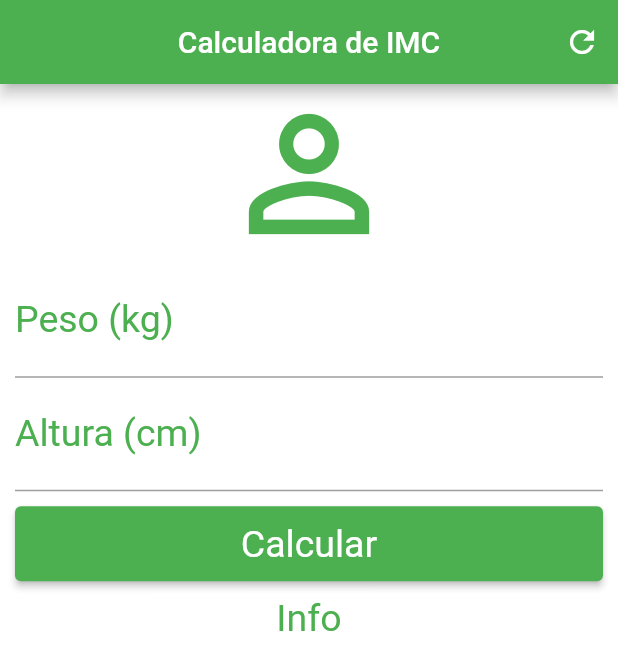
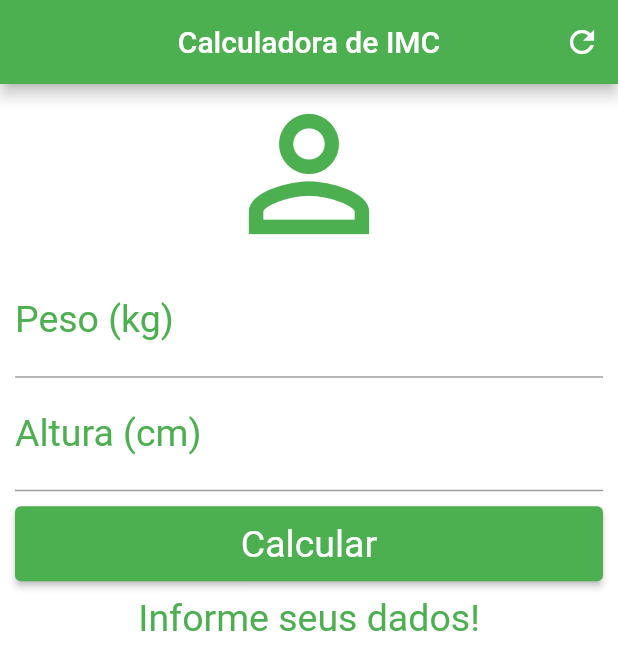
Before and after one commit to William-Souza-dev/Calculadora-IMC, a Flutter app: the screen it shows after launch, after a tap on the "refresh" icon, on a phone screen of 412 x 824 dp. Shown: the top 670 px of the screen. Run offline on Flutter 3.47's test engine with Material 2 defaults, Android fonts, the phone set to English and light mode, and no system bars.

Commit message:
Colocando as Funções dos Botões

```diff
--- a/calculadora_imc/lib/main.dart
+++ b/calculadora_imc/lib/main.dart
@@ -3,19 +3,30 @@ import 'dart:ui';
 import 'package:flutter/material.dart';
 
 void main() {
-  runApp(const MaterialApp(
+  runApp(MaterialApp(
     home: Home(),
   ));
 }
 
 class Home extends StatefulWidget {
-  const Home({Key? key}) : super(key: key);
+  Home({Key? key}) : super(key: key);
 
   @override
   State<Home> createState() => _HomeState();
 }
 
 class _HomeState extends State<Home> {
+  TextEditingController pesoController = TextEditingController();
+  TextEditingController alturaController = TextEditingController();
+
+  String _infoText = "Informe seus dados!";
+
+  void _resetar() {
+    pesoController.text = "";
+    alturaController.text = "";
+    _infoText = "Informe seus dados!";
+  }
+
   @override
   Widget build(BuildContext context) {
     return Scaffold(
@@ -25,7 +36,7 @@ class _HomeState extends State<Home> {
         backgroundColor: Colors.green,
         actions: [
           IconButton(
-            onPressed: () {},
+            onPressed: _resetar,
             icon: const Icon(Icons.refresh),
           )
         ],
@@ -37,23 +48,25 @@ class _HomeState extends State<Home> {
           crossAxisAlignment: CrossAxisAlignment.stretch,
           children: [
             const Icon(Icons.person_outline, size: 120.0, color: Colors.green),
-            const TextField(
+            TextField(
               keyboardType: TextInputType.number,
-              decoration: InputDecoration(
+              decoration: const InputDecoration(
                 labelText: "Peso (kg)",
                 labelStyle: TextStyle(color: Colors.green),
               ),
               textAlign: TextAlign.center,
-              style: TextStyle(color: Colors.green, fontSize: 25.0),
+              style: const TextStyle(color: Colors.green, fontSize: 25.0),
+              controller: pesoController,
             ),
-            const TextField(
+            TextField(
               keyboardType: TextInputType.number,
-              decoration: InputDecoration(
+              decoration: const InputDecoration(
                 labelText: "Altura (cm)",
                 labelStyle: TextStyle(color: Colors.green),
               ),
               textAlign: TextAlign.center,
-              style: TextStyle(color: Colors.green, fontSize: 25.0),
+              style: const TextStyle(color: Colors.green, fontSize: 25.0),
+              controller: alturaController,
             ),
             Padding(
               padding: const EdgeInsets.only(top: 10, bottom: 10),
@@ -72,8 +85,8 @@ class _HomeState extends State<Home> {
                 ),
               ),
             ),
-            const Text(
-              "Info",
+            Text(
+              _infoText,
               textAlign: TextAlign.center,
               style: TextStyle(color: Colors.green, fontSize: 25.0),
             ),
```
Also changed, not shown: 1 other file.
